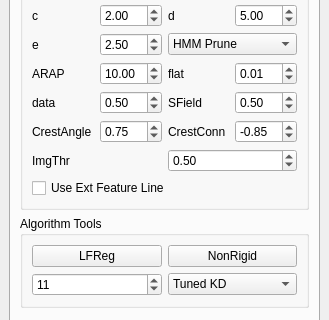
Above: src/ui/ParameterDock.ui from marlinilram/AppMod before the change; both pictures show x 0 to 329 and y 155 to 475 of the 329 by 904 pixel window. Below: the same form after it.
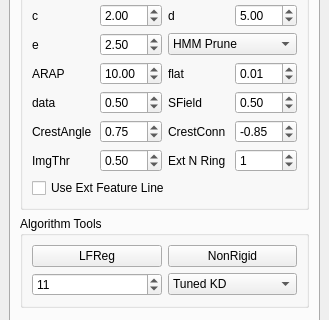
That is the form after the change.

Commit message: added parameter to control visible lines region

The edit to the form file:
```diff
--- a/src/ui/ParameterDock.ui
+++ b/src/ui/ParameterDock.ui
@@ -753,6 +753,20 @@
                </property>
               </widget>
              </item>
+             <item>
+              <widget class="QLabel" name="label_5">
+               <property name="text">
+                <string>Ext N Ring</string>
+               </property>
+              </widget>
+             </item>
+             <item>
+              <widget class="QSpinBox" name="spinBox_Ext_N_Ring">
+               <property name="value">
+                <number>1</number>
+               </property>
+              </widget>
+             </item>
             </layout>
            </item>
            <item>
```
The commit also changes 6 other files.
